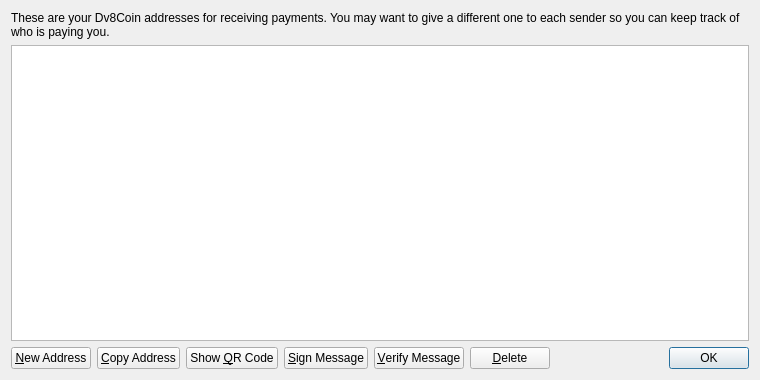
The window that src/qt/forms/addressbookpage.ui (JurisKhan/dv8coin) describes before a commit, drawn with Qt 5.
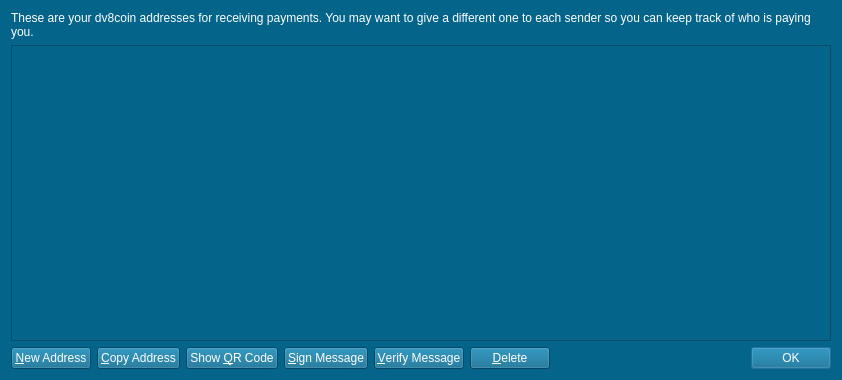
The same window after the commit. Icons and pictures are not drawn.

Diff of the .ui file:
```diff
--- a/src/qt/forms/addressbookpage.ui
+++ b/src/qt/forms/addressbookpage.ui
@@ -6,13 +6,17 @@
    <rect>
     <x>0</x>
     <y>0</y>
-    <width>760</width>
+    <width>842</width>
     <height>380</height>
    </rect>
   </property>
   <property name="windowTitle">
    <string>Address Book</string>
   </property>
+  <property name="styleSheet">
+   <string notr="true">background-color:#04648A;
+color:white;</string>
+  </property>
   <layout class="QVBoxLayout" name="verticalLayout">
    <item>
     <widget class="QLabel" name="labelExplanation">
@@ -22,7 +26,7 @@
       </font>
      </property>
      <property name="text">
-      <string>These are your Dv8Coin addresses for receiving payments. You may want to give a different one to each sender so you can keep track of who is paying you.</string>
+      <string>These are your dv8coin addresses for receiving payments. You may want to give a different one to each sender so you can keep track of who is paying you.</string>
      </property>
      <property name="textFormat">
       <enum>Qt::PlainText</enum>
@@ -49,7 +53,7 @@
       <bool>false</bool>
      </property>
      <property name="alternatingRowColors">
-      <bool>true</bool>
+      <bool>false</bool>
      </property>
      <property name="selectionMode">
       <enum>QAbstractItemView::SingleSelection</enum>
@@ -77,6 +81,9 @@
        <property name="toolTip">
         <string>Create a new address</string>
        </property>
+       <property name="styleSheet">
+        <string notr="true">QPushButton:hover {color:#ADD8E6;} </string>
+       </property>
        <property name="text">
         <string>&amp;New Address</string>
        </property>
@@ -96,6 +103,9 @@
        <property name="toolTip">
         <string>Copy the currently selected address to the system clipboard</string>
        </property>
+       <property name="styleSheet">
+        <string notr="true">QPushButton:hover {color:#ADD8E6;} </string>
+       </property>
        <property name="text">
         <string>&amp;Copy Address</string>
        </property>
@@ -112,6 +122,9 @@
          <family>Segoe UI</family>
         </font>
        </property>
+       <property name="styleSheet">
+        <string notr="true">QToolButton:hover {color:#ADD8E6;} </string>
+       </property>
        <property name="text">
         <string>Show &amp;QR Code</string>
        </property>
@@ -131,6 +144,9 @@
        <property name="toolTip">
         <string>Sign a message to prove you own a Bitcoin address</string>
        </property>
+       <property name="styleSheet">
+        <string notr="true">QToolButton:hover {color:#ADD8E6;} </string>
+       </property>
        <property name="text">
         <string>&amp;Sign Message</string>
        </property>
@@ -150,6 +166,9 @@
        <property name="toolTip">
         <string>Verify a message to ensure it was signed with a specified Bitcoin address</string>
        </property>
+       <property name="styleSheet">
+        <string notr="true">QToolButton:hover {color:#ADD8E6;} </string>
+       </property>
        <property name="text">
         <string>&amp;Verify Message</string>
        </property>
@@ -169,6 +188,9 @@
        <property name="toolTip">
         <string>Delete the currently selected address from the list. Only sending addresses can be deleted.</string>
        </property>
+       <property name="styleSheet">
+        <string notr="true">QToolButton:hover {color:#ADD8E6;} </string>
+       </property>
        <property name="text">
         <string>&amp;Delete</string>
        </property>
@@ -209,6 +231,9 @@
          <family>Segoe UI</family>
         </font>
        </property>
+       <property name="styleSheet">
+        <string notr="true">QToolButton:hover {color:#ADD8E6;} </string>
+       </property>
        <property name="standardButtons">
         <set>QDialogButtonBox::Ok</set>
        </property>
```
